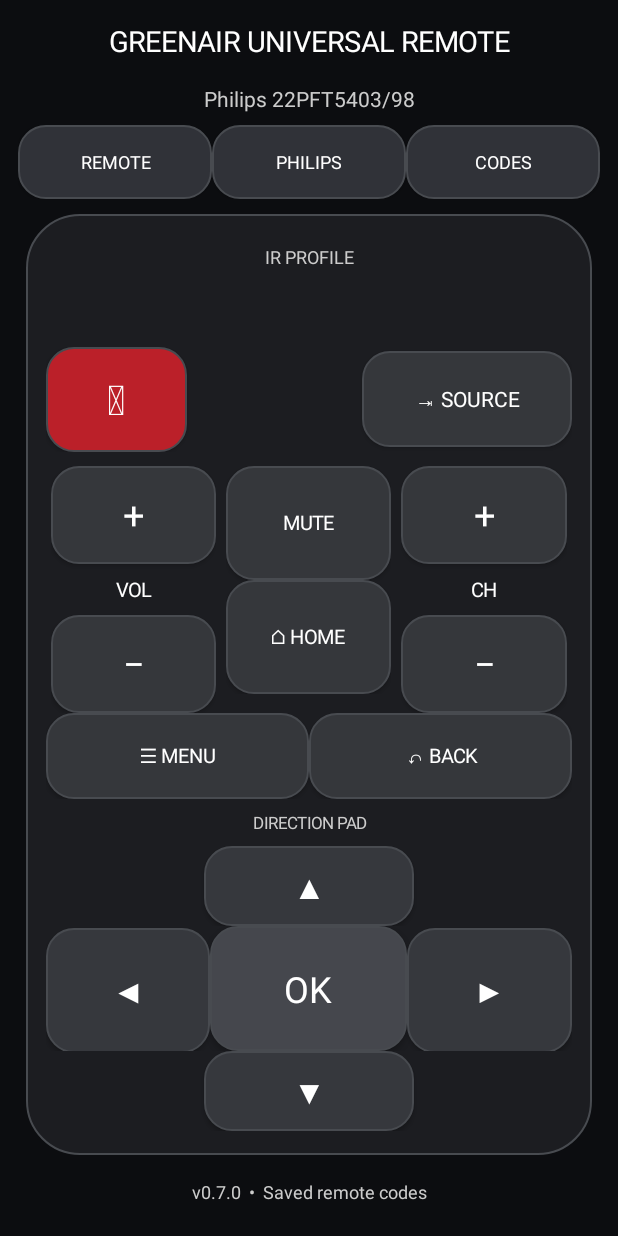
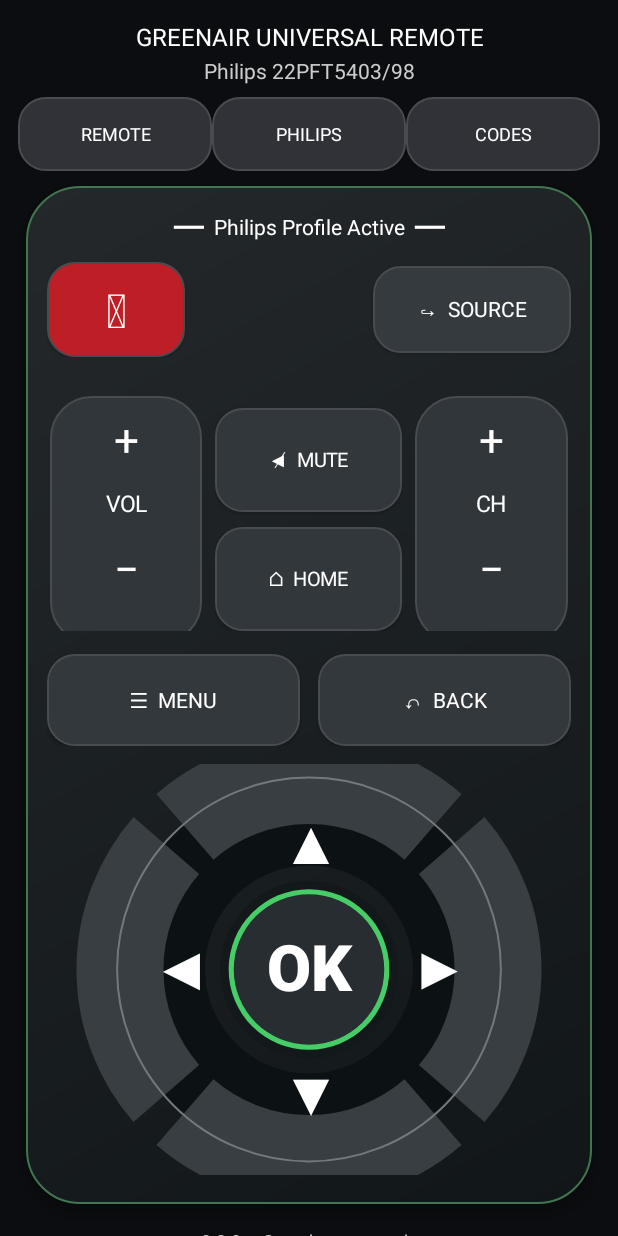
Before and after one commit to lockysac4/greenair-universal-remote, an Android app: the screen it shows after launch (MainActivity), on a phone screen of 412 x 824 dp. Run offline under Robolectric (Android 15) with nearby library versions, the phone set to English and light mode, and no system bars; 3 statements that could not run were skipped.

Commit message:
Redesign Philips remote with tactile rockers and circular D-pad; hide RC5 on Philips

```diff
--- a/app/src/main/java/com/greenair/universalremote/MainActivity.kt
+++ b/app/src/main/java/com/greenair/universalremote/MainActivity.kt
@@ -11,6 +11,12 @@ import android.content.res.ColorStateList
 import android.view.Gravity
 import android.widget.*
 import android.view.View
+import android.view.MotionEvent
+import android.graphics.Canvas
+import android.graphics.Paint
+import android.graphics.RectF
+import kotlin.math.atan2
+import kotlin.math.hypot
 
 class MainActivity:Activity() {
   private lateinit var ir:ConsumerIrManager
@@ -18,6 +24,7 @@ class MainActivity:Activity() {
   private lateinit var status:TextView
   private val handler=Handler(Looper.getMainLooper())
   private var profile="RC6"
+  private var philipsActive=true
   private var toggle=0
   private var searching=false
   private var idx=0
@@ -29,8 +36,8 @@ class MainActivity:Activity() {
     ir=getSystemService(CONSUMER_IR_SERVICE) as ConsumerIrManager
     profile=getSharedPreferences("remote",MODE_PRIVATE).getString("profile","RC6")?:"RC6"
     val outer=col().apply {setPadding(dp(12),dp(6),dp(12),0);setBackgroundColor(0xFF0C0D10.toInt())}
-    outer.addView(label("GREENAIR UNIVERSAL REMOTE",19f,Color.WHITE))
-    outer.addView(label("Philips 22PFT5403/98",14f,Color.LTGRAY))
+    outer.addView(label("GREENAIR UNIVERSAL REMOTE",16f,Color.WHITE).apply { setPadding(0,dp(7),0,dp(2)) })
+    outer.addView(label("Philips 22PFT5403/98",14f,Color.LTGRAY).apply { setPadding(0,0,0,dp(8)) })
     val tabs=LinearLayout(this)
     listOf("REMOTE","PHILIPS","CODES").forEach{ title->
       tabs.addView(btn(title,0xFF303238.toInt(),12f) {
@@ -48,60 +55,129 @@ class MainActivity:Activity() {
     remote(true)
   }
   private fun remote(philips:Boolean) {
+    philipsActive=philips
     page.removeAllViews()
-    val body=col().apply{setPadding(dp(13),dp(12),dp(13),dp(16));background=rounded(0xFF1C1D21.toInt(),35)}
+    val body=col().apply {
+      setPadding(dp(14),dp(8),dp(14),dp(16))
+      background=GradientDrawable(GradientDrawable.Orientation.TL_BR,intArrayOf(0xFF24282A.toInt(),0xFF111619.toInt())).apply {
+        cornerRadius=dp(35).toFloat();setStroke(dp(1),0xFF407650.toInt())
+      }
+      elevation=dp(5).toFloat()
+    }
     page.addView(body,LinearLayout.LayoutParams(-1,-2).apply{setMargins(dp(5),dp(10),dp(5),dp(8))})
-    body.addView(label("IR PROFILE",12f,Color.LTGRAY))
-    val profiles=RadioGroup(this).apply{orientation=RadioGroup.HORIZONTAL;gravity=Gravity.CENTER}
-    listOf("RC6","RC5").forEach{p->
-      profiles.addView(RadioButton(this).apply{
-        text=p;textSize=15f;setTextColor(Color.WHITE);buttonTintList=ColorStateList.valueOf(0xFF61E46F.toInt())
-        isChecked=profile==p
-        setOnClickListener{profile=p;getSharedPreferences("remote",MODE_PRIVATE).edit().putString("profile",p).apply()}
-      },LinearLayout.LayoutParams(0,dp(44),1f))
+    if (philips) {
+      profile="RC6"
+      body.addView(label("━━  Philips Profile Active  ━━",14f,Color.WHITE).apply {
+        setPadding(0,dp(9),0,dp(13))
+      })
+    } else {
+      body.addView(label("UNIVERSAL PROFILE",12f,Color.LTGRAY))
+      val profiles=RadioGroup(this).apply{orientation=RadioGroup.HORIZONTAL;gravity=Gravity.CENTER}
+      listOf("RC6","RC5").forEach{p->
+        profiles.addView(RadioButton(this).apply{
+          text=p;textSize=14f;setTextColor(Color.WHITE)
+          buttonTintList=ColorStateList.valueOf(0xFF61E46F.toInt())
+          isChecked=profile==p
+          setOnClickListener {
+            profile=p
+            getSharedPreferences("remote",MODE_PRIVATE).edit().putString("profile",p).apply()
+          }
+        },LinearLayout.LayoutParams(0,dp(43),1f))
+      }
+      body.addView(profiles)
     }
-    body.addView(profiles)
     val top=LinearLayout(this).apply{gravity=Gravity.CENTER_VERTICAL}
-    top.addView(btn("⏻",0xFFBB2029.toInt(),27f){send("POWER")},LinearLayout.LayoutParams(dp(94),dp(70)))
+    top.addView(btn("⏻",0xFFBE1F26.toInt(),31f){send("POWER")},LinearLayout.LayoutParams(dp(92),dp(63)))
     top.addView(View(this),LinearLayout.LayoutParams(0,dp(1),1f))
-    top.addView(btn("⇥ SOURCE",0xFF35373B.toInt(),14f){send("SOURCE")},LinearLayout.LayoutParams(dp(140),dp(64)))
+    top.addView(btn("↪  SOURCE",0xFF353A3E.toInt(),14f){send("SOURCE")},LinearLayout.LayoutParams(dp(132),dp(58)))
     body.addView(top)
-    val ctr=LinearLayout(this)
-    val vol=col()
-    vol.addView(btn("+",0xFF35373B.toInt(),25f){send("VOL+")},LinearLayout.LayoutParams(-1,dp(65)))
-    vol.addView(label("VOL",13f,Color.WHITE))
-    vol.addView(btn("−",0xFF35373B.toInt(),25f){send("VOL-")},LinearLayout.LayoutParams(-1,dp(65)))
-    val mid=col()
-    mid.addView(btn("MUTE",0xFF35373B.toInt(),13f){send("MUTE")},LinearLayout.LayoutParams(-1,dp(76)))
-    mid.addView(btn("⌂ HOME",0xFF35373B.toInt(),13f){send("HOME")},LinearLayout.LayoutParams(-1,dp(76)))
-    val ch=col()
-    ch.addView(btn("+",0xFF35373B.toInt(),25f){send("CH+")},LinearLayout.LayoutParams(-1,dp(65)))
-    ch.addView(label("CH",13f,Color.WHITE))
-    ch.addView(btn("−",0xFF35373B.toInt(),25f){send("CH-")},LinearLayout.LayoutParams(-1,dp(65)))
-    listOf(vol,mid,ch).forEach {ctr.addView(it,LinearLayout.LayoutParams(0,-2,1f).apply{setMargins(dp(3),dp(9),dp(3),0)})}
+
+    val ctr=LinearLayout(this).apply{gravity=Gravity.CENTER}
+    fun rocker(caption:String,plus:String,minus:String):LinearLayout {
+      return col().apply {
+        background=rounded(0xFF31363A.toInt(),27)
+        setPadding(dp(2),dp(2),dp(2),dp(2))
+        addView(rockerPart("+"){send(plus)},LinearLayout.LayoutParams(-1,dp(53)))
+        addView(label(caption,15f,Color.WHITE).apply{setPadding(0,dp(6),0,dp(6))})
+        addView(rockerPart("−"){send(minus)},LinearLayout.LayoutParams(-1,dp(53)))
+      }
+    }
+    val vol=rocker("VOL","VOL+","VOL-")
+    val mid=col().apply{gravity=Gravity.CENTER}
+    mid.addView(btn("◀̸  MUTE",0xFF32373B.toInt(),13f){send("MUTE")},LinearLayout.LayoutParams(-1,dp(69)))
+    mid.addView(View(this),LinearLayout.LayoutParams(-1,dp(10)))
+    mid.addView(btn("⌂  HOME",0xFF32373B.toInt(),13f){send("HOME")},LinearLayout.LayoutParams(-1,dp(69)))
+    val ch=rocker("CH","CH+","CH-")
+    ctr.addView(vol,LinearLayout.LayoutParams(0,dp(165),1f).apply{setMargins(dp(2),dp(17),dp(5),0)})
+    ctr.addView(mid,LinearLayout.LayoutParams(0,dp(165),1.23f).apply{setMargins(dp(3),dp(17),dp(3),0)})
+    ctr.addView(ch,LinearLayout.LayoutParams(0,dp(165),1f).apply{setMargins(dp(5),dp(17),dp(2),0)})
     body.addView(ctr)
+
     val menu=LinearLayout(this)
-    menu.addView(btn("☰ MENU",0xFF35373B.toInt(),13f){send("MENU")},LinearLayout.LayoutParams(0,dp(57),1f))
-    menu.addView(btn("↶ BACK",0xFF35373B.toInt(),13f){send("BACK")},LinearLayout.LayoutParams(0,dp(57),1f))
+    menu.addView(btn("☰  MENU",0xFF33383C.toInt(),14f){send("MENU")},LinearLayout.LayoutParams(0,dp(61),1f).apply{setMargins(0,dp(15),dp(6),0)})
+    menu.addView(btn("↶  BACK",0xFF33383C.toInt(),14f){send("BACK")},LinearLayout.LayoutParams(0,dp(61),1f).apply{setMargins(dp(6),dp(15),0,0)})
     body.addView(menu)
-    body.addView(label("DIRECTION PAD",11f,Color.LTGRAY))
-    val up=LinearLayout(this).apply{gravity=Gravity.CENTER}
-    up.addView(btn("▲",0xFF36383D.toInt(),22f){send("UP")},LinearLayout.LayoutParams(dp(140),dp(53)))
-    body.addView(up)
-    val nav=LinearLayout(this)
-    nav.addView(btn("◀",0xFF36383D.toInt(),22f){send("LEFT")},LinearLayout.LayoutParams(0,dp(83),1f))
-    nav.addView(btn("OK",0xFF45474D.toInt(),24f){send("OK")},LinearLayout.LayoutParams(0,dp(83),1.2f))
-    nav.addView(btn("▶",0xFF36383D.toInt(),22f){send("RIGHT")},LinearLayout.LayoutParams(0,dp(83),1f))
-    body.addView(nav)
-    val down=LinearLayout(this).apply{gravity=Gravity.CENTER}
-    down.addView(btn("▼",0xFF36383D.toInt(),22f){send("DOWN")},LinearLayout.LayoutParams(dp(140),dp(53)))
-    body.addView(down)
-    if(!philips){
+
+    val dpad=DirectionPad()
+    body.addView(dpad,LinearLayout.LayoutParams(-1,dp(274)).apply{setMargins(0,dp(12),0,dp(3))})
+    if(!philips) {
       page.addView(label("TCL / Universal TV code search",16f,Color.WHITE))
       page.addView(btn("START / STOP AUTO SEARCH",0xFF45474D.toInt(),14f){if(searching)stop()else start()},LinearLayout.LayoutParams(-1,dp(55)))
       page.addView(btn("TV RESPONDED - STOP & SAVE",0xFF45474D.toInt(),14f){saveCode()},LinearLayout.LayoutParams(-1,dp(55)))
     }
-    page.addView(label("v0.7.0  •  Saved remote codes",12f,Color.LTGRAY))
+    page.addView(label("v0.8.0  •  Saved remote codes",12f,Color.LTGRAY))
+  }
+
+  private fun rockerPart(s:String,action:()->Unit)=TextView(this).apply{
+    text=s;textSize=29f;setTextColor(Color.WHITE);gravity=Gravity.CENTER
+    setOnClickListener{action()}
+  }
+
+  private inner class DirectionPad:View(this@MainActivity) {
+    private val p=Paint(Paint.ANTI_ALIAS_FLAG)
+    override fun onDraw(c:Canvas) {
+      super.onDraw(c)
+      val cx=width/2f
+      val cy=height/2f
+      val radius=minOf(width.toFloat(),height.toFloat())*0.46f
+      val outer=RectF(cx-radius,cy-radius,cx+radius,cy+radius)
+      p.style=Paint.Style.STROKE;p.strokeWidth=radius*0.46f;p.strokeCap=Paint.Cap.BUTT
+      p.color=0xFF0C1113.toInt()
+      c.drawCircle(cx,cy,radius*0.78f,p)
+      p.color=0xFF393E43.toInt()
+      for(i in 0..3) c.drawArc(outer, i*90f+229f,82f,false,p)
+      p.style=Paint.Style.STROKE;p.strokeWidth=dp(1).toFloat();p.color=0xFF72797D.toInt()
+      c.drawCircle(cx,cy,radius*1.015f,p)
+      p.style=Paint.Style.FILL
+      p.color=0xFF13181B.toInt();c.drawCircle(cx,cy,radius*0.47f,p)
+      p.color=0xFF47CD68.toInt();c.drawCircle(cx,cy,radius*0.425f,p)
+      p.color=0xFF272D30.toInt();c.drawCircle(cx,cy,radius*0.398f,p)
+      p.color=Color.WHITE;p.textAlign=Paint.Align.CENTER
+      p.textSize=radius*0.34f;p.typeface=android.graphics.Typeface.create("sans-serif-medium",android.graphics.Typeface.BOLD)
+      c.drawText("OK",cx,cy-(p.ascent()+p.descent())/2f,p)
+      p.textSize=radius*0.30f
+      c.drawText("▲",cx,cy-radius*0.66f-(p.ascent()+p.descent())/2f,p)
+      c.drawText("▼",cx,cy+radius*0.66f-(p.ascent()+p.descent())/2f,p)
+      c.drawText("◀",cx-radius*0.68f,cy-(p.ascent()+p.descent())/2f,p)
+      c.drawText("▶",cx+radius*0.68f,cy-(p.ascent()+p.descent())/2f,p)
+    }
+    override fun onTouchEvent(event:MotionEvent):Boolean {
+      if(event.action==MotionEvent.ACTION_DOWN) return true
+      if(event.action==MotionEvent.ACTION_UP) {
+        val dx=event.x-width/2f;val dy=event.y-height/2f
+        val r=hypot(dx.toDouble(),dy.toDouble()).toFloat()
+        val radius=minOf(width.toFloat(),height.toFloat())*0.46f
+        if(r<radius*0.45f)send("OK")
+        else if(r<=radius*1.04f) {
+          if(kotlin.math.abs(dx)>kotlin.math.abs(dy))send(if(dx>0)"RIGHT" else "LEFT")
+          else send(if(dy>0)"DOWN" else "UP")
+        }
+        performClick()
+        return true
+      }
+      return true
+    }
+    override fun performClick():Boolean {super.performClick();return true}
   }
   private fun savedCodes(){
     page.removeAllViews()
@@ -127,7 +203,7 @@ class MainActivity:Activity() {
       "UP" to 88,"DOWN" to 89,"LEFT" to 90,"RIGHT" to 91,"OK" to 92,"MENU" to 82,
       "BACK" to 10,"HOME" to 54,"SOURCE" to 56)[name]?:return
     toggle=1-toggle
-    try{ir.transmit(36000,if(profile=="RC5")rc5(c)else rc6(c))}
+    try{ir.transmit(36000,if(!philipsActive && profile=="RC5")rc5(c)else rc6(c))}
     catch(e:Exception){Toast.makeText(this,"IR error",Toast.LENGTH_SHORT).show()}
   }
   private fun duration(halves:List<Int>,u:Int):IntArray{
```
